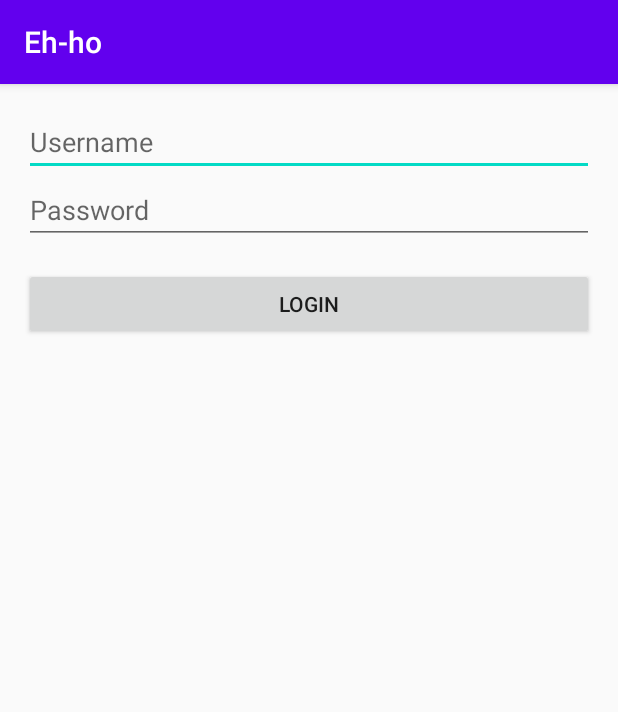
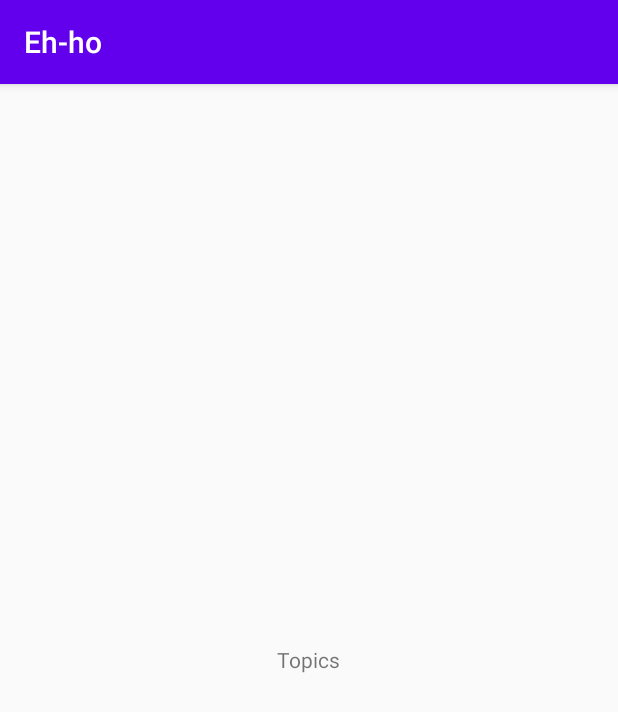
Before and after one commit to jorgesantamariapoveda/AndroidFundamentos, an Android app: the screen it shows after launch (MainActivity before the commit, TopicsActivity after it), after a tap on "LOGIN", on a phone screen of 412 x 824 dp. Shown: the top 712 px of the screen. Run offline under Robolectric (Android 15) with nearby library versions, the phone set to English and light mode, and no system bars.

Commit message:
Se define TopicsRepo

```diff
--- a/app/build.gradle
+++ b/app/build.gradle
@@ -28,8 +28,9 @@ dependencies {
     implementation fileTree(dir: "libs", include: ["*.jar"])
     implementation "org.jetbrains.kotlin:kotlin-stdlib:$kotlin_version"
     implementation 'androidx.core:core-ktx:1.3.1'
-    implementation 'androidx.appcompat:appcompat:1.1.0'
+    implementation 'androidx.appcompat:appcompat:1.2.0'
     implementation 'androidx.constraintlayout:constraintlayout:1.1.3'
+    implementation 'androidx.recyclerview:recyclerview:1.1.0'
     testImplementation 'junit:junit:4.12'
     androidTestImplementation 'androidx.test.ext:junit:1.1.1'
     androidTestImplementation 'androidx.test.espresso:espresso-core:3.2.0'
--- a/app/src/main/AndroidManifest.xml
+++ b/app/src/main/AndroidManifest.xml
@@ -10,7 +10,7 @@
         android:supportsRtl="true"
         android:theme="@style/AppTheme">
 
-        <activity android:name=".MainActivity">
+        <activity android:name=".LoginActivity">
             <intent-filter>
                 <action android:name="android.intent.action.MAIN" />
                 <category android:name="android.intent.category.LAUNCHER" />
--- a/app/src/main/java/org/jsantamariap/eh_ho/MainActivity.kt
+++ b/app/src/main/java/org/jsantamariap/eh_ho/LoginActivity.kt
@@ -1,17 +1,16 @@
 package org.jsantamariap.eh_ho
 
+import android.content.Intent
 import androidx.appcompat.app.AppCompatActivity
 import android.os.Bundle
-import android.widget.Button
-import android.widget.EditText
-import android.widget.Toast
+import android.view.View
 
-class MainActivity : AppCompatActivity() {
+class LoginActivity : AppCompatActivity() {
     override fun onCreate(savedInstanceState: Bundle?) {
         super.onCreate(savedInstanceState)
-        setContentView(R.layout.activity_main)
+        setContentView(R.layout.activity_login)
 
-        val button: Button = findViewById(R.id.button_login)
+        //val button: Button = findViewById(R.id.button_login)
 
         // 1. Listener a partir definición de interfaz a partir de una clase
         //button.setOnClickListener(Listener())
@@ -40,12 +39,32 @@ class MainActivity : AppCompatActivity() {
             Toast.makeText(it?.context, "Hola lambda breve", Toast.LENGTH_SHORT).show()
         }
          */
-        val inputUsername: EditText = findViewById(R.id.input_username)
 
+        //val inputUsername: EditText = findViewById(R.id.input_username)
+
+        /*
         button.setOnClickListener {
-            Toast.makeText(it?.context, "Welcome to Eh-Ho ${inputUsername.text}", Toast.LENGTH_SHORT).show()
+            Toast.makeText(
+                it?.context,
+                "Welcome to Eh-Ho ${inputUsername.text}",
+                Toast.LENGTH_SHORT
+            ).show()
         }
+         */
 
+        /*
+        button.setOnClickListener {
+            val intent: Intent = Intent(this, TopicsActivity::class.java)
+            startActivity(intent)
+        }
+         */
+
+    }
+
+    fun showTopics(view: View) {
+        // el view hace referencia al propio button
+        val intent: Intent = Intent(this, TopicsActivity::class.java)
+        startActivity(intent)
     }
 }
 
--- /dev/null
+++ b/app/src/main/java/org/jsantamariap/eh_ho/Models.kt
@@ -0,0 +1,9 @@
+package org.jsantamariap.eh_ho
+
+import java.util.*
+
+data class Topic(
+    val id: String = UUID.randomUUID().toString(),
+    val title: String,
+    val content: String
+)
--- a/app/src/main/java/org/jsantamariap/eh_ho/TopicsActivity.kt
+++ b/app/src/main/java/org/jsantamariap/eh_ho/TopicsActivity.kt
@@ -1,11 +1,15 @@
 package org.jsantamariap.eh_ho
 
 import android.os.Bundle
+import android.util.Log
 import androidx.appcompat.app.AppCompatActivity
 
-class TopicsActivity: AppCompatActivity() {
+class TopicsActivity : AppCompatActivity() {
     override fun onCreate(savedInstanceState: Bundle?) {
         super.onCreate(savedInstanceState)
         setContentView(R.layout.activity_topics)
+
+        // es más limpio el uso de debugger
+        Log.d(TopicsActivity::class.simpleName, TopicsRepo.topics.toString())
     }
 }
--- /dev/null
+++ b/app/src/main/java/org/jsantamariap/eh_ho/TopicsRepo.kt
@@ -0,0 +1,52 @@
+package org.jsantamariap.eh_ho
+
+// object se usa para patrón de diseño Singleton
+object TopicsRepo {
+    val topics: MutableList<Topic> = mutableListOf()
+        // get custom, justamente debajo de la propiedad (por el uso de field)
+        // si se usa directamente topics se produce un stackoverflow, recursiva
+        get() {
+            if (field.isEmpty())
+                field.addAll(createDummyTopics())
+            return field
+        }
+
+
+    // función pura
+    /*
+    fun createDummyTopics(count: Int = 10): List<Topic> {
+        /*
+        // forma tradicional
+        val dummies = mutableListOf<Topic>()
+
+        for (i in 0..count) {
+            val topic: Topic = Topic(
+                title = "Topic $i",
+                content = "Content $i"
+            )
+            dummies.add(topic)
+        }
+
+        return dummies
+         */
+
+        return (0..count).map {
+            Topic(
+                title = "Topic $it",
+                content = "Content $it"
+            )
+        }
+    }
+     */
+
+    // función inline
+    // variante sin saber tipo que devuelve
+    // fun createDummyTopics(count: Int = 10) =
+    fun createDummyTopics(count: Int = 10): List<Topic> =
+        (0..count).map {
+            Topic(
+                title = "Topic $it",
+                content = "Content $it"
+            )
+        }
+}
--- a/app/src/main/res/layout/activity_main.xml
+++ b/app/src/main/res/layout/activity_login.xml
@@ -1,34 +1,31 @@
 <?xml version="1.0" encoding="utf-8"?>
-<LinearLayout
-    xmlns:android="http://schemas.android.com/apk/res/android"
+<LinearLayout xmlns:android="http://schemas.android.com/apk/res/android"
     xmlns:app="http://schemas.android.com/apk/res-auto"
     xmlns:tools="http://schemas.android.com/tools"
     android:layout_width="match_parent"
     android:layout_height="match_parent"
     android:orientation="vertical"
     android:padding="16dp"
-    tools:context=".MainActivity">
+    tools:context=".LoginActivity">
 
     <EditText
         android:id="@+id/input_username"
         android:layout_width="match_parent"
         android:layout_height="wrap_content"
-        android:hint="@string/hint_username"
-        />
+        android:hint="@string/hint_username" />
 
     <EditText
         android:id="@+id/input_password"
         android:layout_width="match_parent"
         android:layout_height="wrap_content"
-        android:hint="@string/hint_password"
-        />
+        android:hint="@string/hint_password" />
 
     <Button
         android:id="@+id/button_login"
         android:layout_width="match_parent"
         android:layout_height="wrap_content"
         android:layout_marginTop="16dp"
-        android:text="@string/label_login"
-        />
+        android:onClick="showTopics"
+        android:text="@string/label_login" />
 
 </LinearLayout>
--- a/app/src/main/res/layout/activity_topics.xml
+++ b/app/src/main/res/layout/activity_topics.xml
@@ -6,6 +6,7 @@
     <TextView
         android:layout_width="wrap_content"
         android:layout_height="wrap_content"
+        android:layout_gravity="center"
         android:text="@string/label_topics" />
 
 </FrameLayout>
```
Also changed, not shown: app/src/main/res/layout/item_topic.xml (added, +14 -0 lines).
